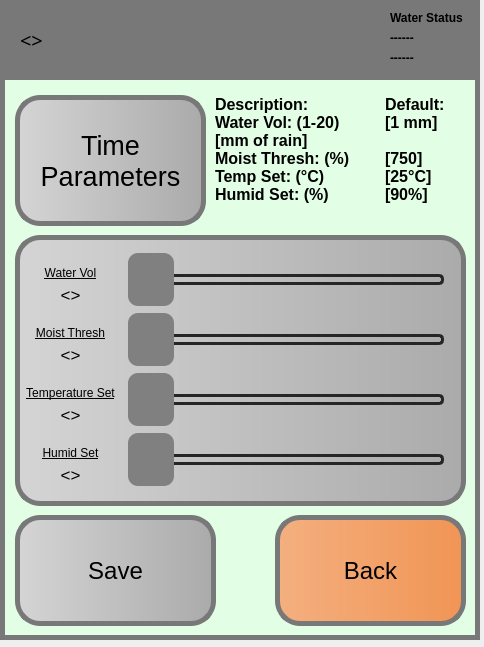
Ulnooweg/GroBot, file Software/code/form.ui: the form before one commit.
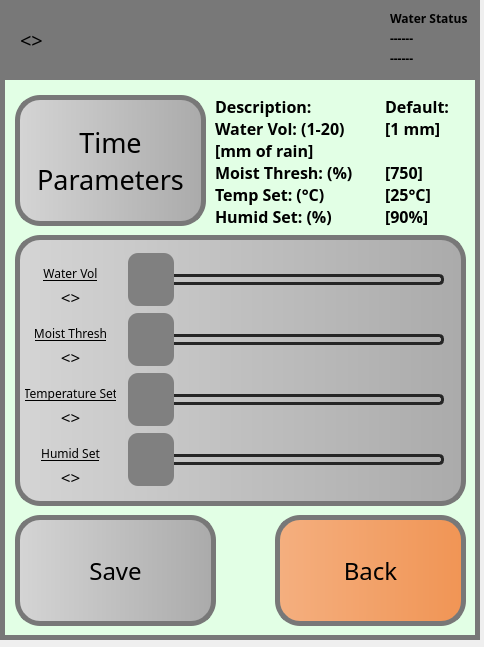
The form after the commit. The open tabs and pages were chosen to show the change.

Commit message: Transfered New GUI ui file to branch

```diff
--- a/Software/code/form.ui
+++ b/Software/code/form.ui
@@ -12,7 +12,7 @@
   </property>
   <property name="font">
    <font>
-    <family>Segoe UI</family>
+    <family>TikTok Sans 28pt</family>
    </font>
   </property>
   <property name="windowTitle">
@@ -29,7 +29,7 @@
    </property>
    <property name="font">
     <font>
-     <family>Segoe UI</family>
+     <family>TikTok Sans 28pt</family>
      <bold>false</bold>
     </font>
    </property>
@@ -1303,7 +1303,7 @@
      </property>
      <property name="font">
       <font>
-       <family>Segoe UI</family>
+       <family>TikTok Sans 28pt</family>
        <pointsize>18</pointsize>
        <bold>false</bold>
       </font>
@@ -1330,7 +1330,7 @@
      </property>
      <property name="font">
       <font>
-       <family>Segoe UI</family>
+       <family>TikTok Sans 28pt</family>
        <pointsize>20</pointsize>
        <bold>false</bold>
       </font>
@@ -1358,7 +1358,7 @@
      </property>
      <property name="font">
       <font>
-       <family>Segoe UI</family>
+       <family>TikTok Sans 28pt</family>
        <pointsize>18</pointsize>
        <bold>false</bold>
       </font>
@@ -1434,7 +1434,7 @@
      </property>
      <property name="font">
       <font>
-       <family>Segoe UI</family>
+       <family>TikTok Sans 28pt</family>
        <bold>false</bold>
        <underline>true</underline>
       </font>
@@ -1457,7 +1457,7 @@
      </property>
      <property name="font">
       <font>
-       <family>Segoe UI</family>
+       <family>TikTok Sans 28pt</family>
        <bold>false</bold>
        <underline>true</underline>
       </font>
@@ -1600,7 +1600,7 @@
      </property>
      <property name="font">
       <font>
-       <family>Segoe UI</family>
+       <family>TikTok Sans 28pt</family>
        <bold>false</bold>
        <underline>true</underline>
       </font>
@@ -1623,7 +1623,7 @@
      </property>
      <property name="font">
       <font>
-       <family>Segoe UI</family>
+       <family>TikTok Sans 28pt</family>
        <bold>false</bold>
        <underline>true</underline>
       </font>
@@ -1646,7 +1646,7 @@
      </property>
      <property name="font">
       <font>
-       <family>Segoe UI</family>
+       <family>TikTok Sans 28pt</family>
        <pointsize>12</pointsize>
        <bold>true</bold>
       </font>
@@ -1676,7 +1676,7 @@
      </property>
      <property name="font">
       <font>
-       <family>Segoe UI</family>
+       <family>TikTok Sans 28pt</family>
        <pointsize>12</pointsize>
        <bold>true</bold>
       </font>
@@ -1707,7 +1707,7 @@
      </property>
      <property name="font">
       <font>
-       <family>Segoe UI</family>
+       <family>TikTok Sans 28pt</family>
        <pointsize>13</pointsize>
        <bold>false</bold>
        <underline>false</underline>
@@ -1731,7 +1731,7 @@
      </property>
      <property name="font">
       <font>
-       <family>Segoe UI</family>
+       <family>TikTok Sans 28pt</family>
        <pointsize>13</pointsize>
        <bold>false</bold>
       </font>
@@ -1754,7 +1754,7 @@
      </property>
      <property name="font">
       <font>
-       <family>Segoe UI</family>
+       <family>TikTok Sans 28pt</family>
        <pointsize>13</pointsize>
        <bold>false</bold>
       </font>
@@ -1777,7 +1777,7 @@
      </property>
      <property name="font">
       <font>
-       <family>Segoe UI</family>
+       <family>TikTok Sans 28pt</family>
        <pointsize>13</pointsize>
        <bold>false</bold>
       </font>
@@ -2191,7 +2191,7 @@
     </property>
     <property name="font">
      <font>
-      <family>Segoe UI</family>
+      <family>TikTok Sans 28pt</family>
       <bold>true</bold>
      </font>
     </property>
@@ -2210,7 +2210,7 @@
     </property>
     <property name="font">
      <font>
-      <family>Segoe UI</family>
+      <family>TikTok Sans 28pt</family>
       <bold>true</bold>
      </font>
     </property>
@@ -2229,7 +2229,7 @@
     </property>
     <property name="font">
      <font>
-      <family>Segoe UI</family>
+      <family>TikTok Sans 28pt</family>
       <bold>true</bold>
      </font>
     </property>
```
Left out of the diff: 98 changed lines with no effect on the pictures. The commit also changes 2 other files.
